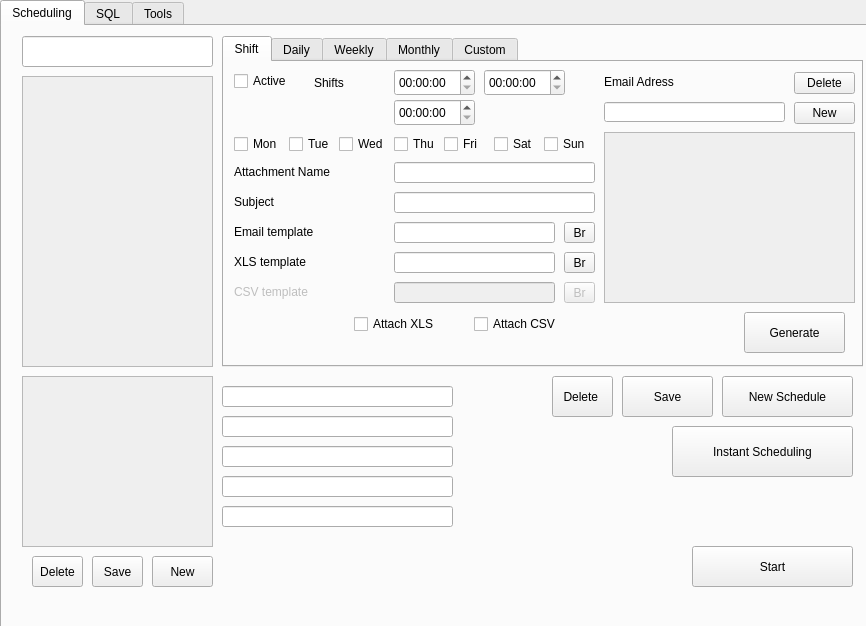
Before: the Qt Designer form reporter.ui in Davebudil/reporter, drawn with Qt 5.
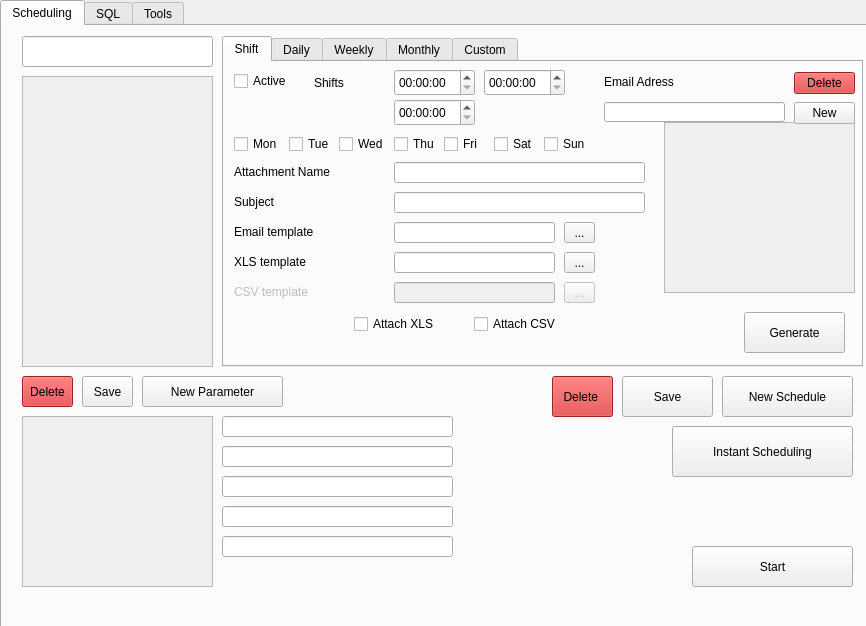
After: the same form once the commit is applied. The open tabs and pages were chosen to show the change.

Commit message: Coloring indicating selected button

```diff
--- a/reporter.ui
+++ b/reporter.ui
@@ -63,21 +63,21 @@
       <widget class="QToolButton" name="paramNew">
        <property name="geometry">
         <rect>
-         <x>150</x>
-         <y>180</y>
-         <width>61</width>
+         <x>140</x>
+         <y>0</y>
+         <width>141</width>
          <height>31</height>
         </rect>
        </property>
        <property name="text">
-        <string>New</string>
+        <string>New Parameter</string>
        </property>
       </widget>
       <widget class="QToolButton" name="paramEdit">
        <property name="geometry">
         <rect>
-         <x>90</x>
-         <y>180</y>
+         <x>80</x>
+         <y>0</y>
          <width>51</width>
          <height>31</height>
         </rect>
@@ -90,7 +90,7 @@
        <property name="geometry">
         <rect>
          <x>220</x>
-         <y>10</y>
+         <y>40</y>
          <width>231</width>
          <height>21</height>
         </rect>
@@ -103,19 +103,6 @@
        <property name="geometry">
         <rect>
          <x>220</x>
-         <y>40</y>
-         <width>231</width>
-         <height>21</height>
-        </rect>
-       </property>
-       <property name="text">
-        <string/>
-       </property>
-      </widget>
-      <widget class="QLineEdit" name="param3">
-       <property name="geometry">
-        <rect>
-         <x>220</x>
          <y>70</y>
          <width>231</width>
          <height>21</height>
@@ -151,15 +138,31 @@
         <string/>
        </property>
       </widget>
+      <widget class="QLineEdit" name="param5">
+       <property name="geometry">
+        <rect>
+         <x>220</x>
+         <y>160</y>
+         <width>231</width>
+         <height>21</height>
+        </rect>
+       </property>
+       <property name="text">
+        <string/>
+       </property>
+      </widget>
       <widget class="QToolButton" name="paramDelete">
        <property name="geometry">
         <rect>
-         <x>30</x>
-         <y>180</y>
+         <x>20</x>
+         <y>0</y>
          <width>51</width>
          <height>31</height>
         </rect>
        </property>
+       <property name="styleSheet">
+        <string notr="true">background-color: #d32f2f;</string>
+       </property>
        <property name="text">
         <string>Delete</string>
        </property>
@@ -168,7 +171,7 @@
        <property name="geometry">
         <rect>
          <x>20</x>
-         <y>0</y>
+         <y>40</y>
          <width>191</width>
          <height>171</height>
         </rect>
@@ -360,7 +363,7 @@
          <rect>
           <x>170</x>
           <y>100</y>
-          <width>201</width>
+          <width>251</width>
           <height>21</height>
          </rect>
         </property>
@@ -370,7 +373,7 @@
          <rect>
           <x>170</x>
           <y>130</y>
-          <width>201</width>
+          <width>251</width>
           <height>21</height>
          </rect>
         </property>
@@ -512,7 +515,7 @@
          </rect>
         </property>
         <property name="text">
-         <string>Br</string>
+         <string>...</string>
         </property>
        </widget>
        <widget class="QToolButton" name="shiftBrEMAIL">
@@ -525,7 +528,7 @@
          </rect>
         </property>
         <property name="text">
-         <string>Br</string>
+         <string>...</string>
         </property>
        </widget>
        <widget class="QToolButton" name="shiftBrCSV">
@@ -541,7 +544,7 @@
          </rect>
         </property>
         <property name="text">
-         <string>Br</string>
+         <string>...</string>
         </property>
        </widget>
        <widget class="QTimeEdit" name="shiftFrom_2">
@@ -557,9 +560,9 @@
        <widget class="QScrollArea" name="shiftEmailScrollArea">
         <property name="geometry">
          <rect>
-          <x>380</x>
-          <y>70</y>
-          <width>251</width>
+          <x>440</x>
+          <y>60</y>
+          <width>191</width>
           <height>171</height>
          </rect>
         </property>
@@ -574,7 +577,7 @@
           <rect>
            <x>0</x>
            <y>0</y>
-           <width>249</width>
+           <width>189</width>
            <height>169</height>
           </rect>
          </property>
@@ -633,6 +636,9 @@
           <height>22</height>
          </rect>
         </property>
+        <property name="styleSheet">
+         <string notr="true">background-color: #d32f2f;</string>
+        </property>
         <property name="text">
          <string>Delete</string>
         </property>
@@ -2367,6 +2373,9 @@
         <height>41</height>
        </rect>
       </property>
+      <property name="styleSheet">
+       <string notr="true">background-color: #d32f2f;</string>
+      </property>
       <property name="text">
        <string>Delete </string>
       </property>
```
Left out of the diff: 65 changed lines with no effect on the pictures. The commit also changes 2 other files.
